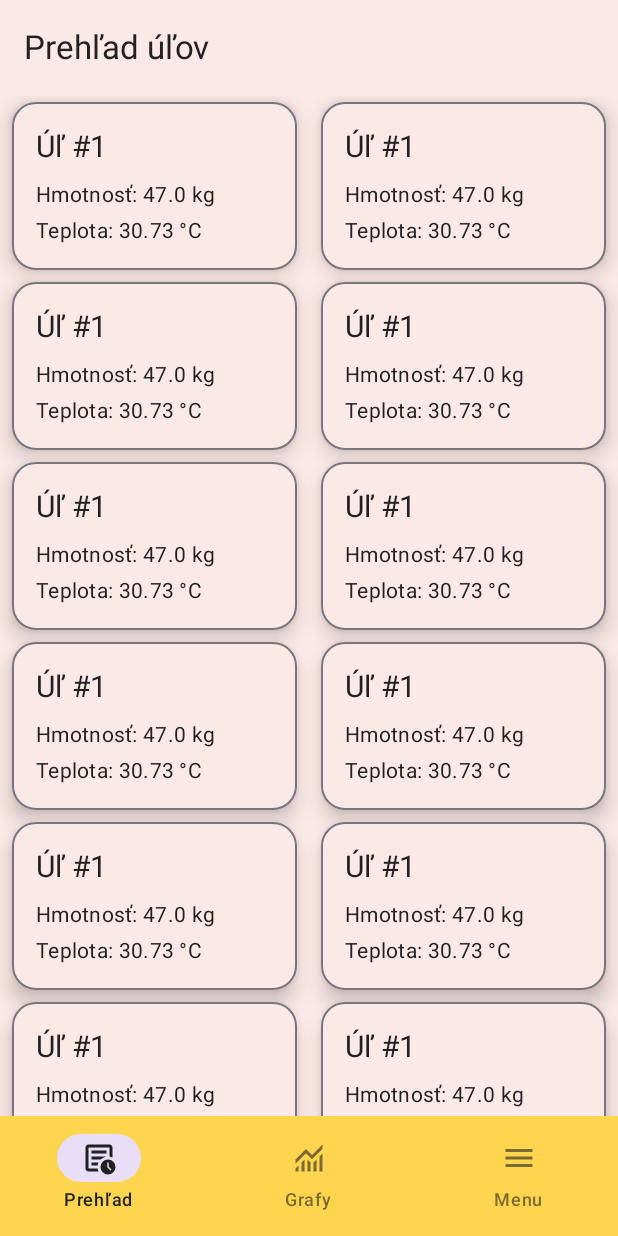
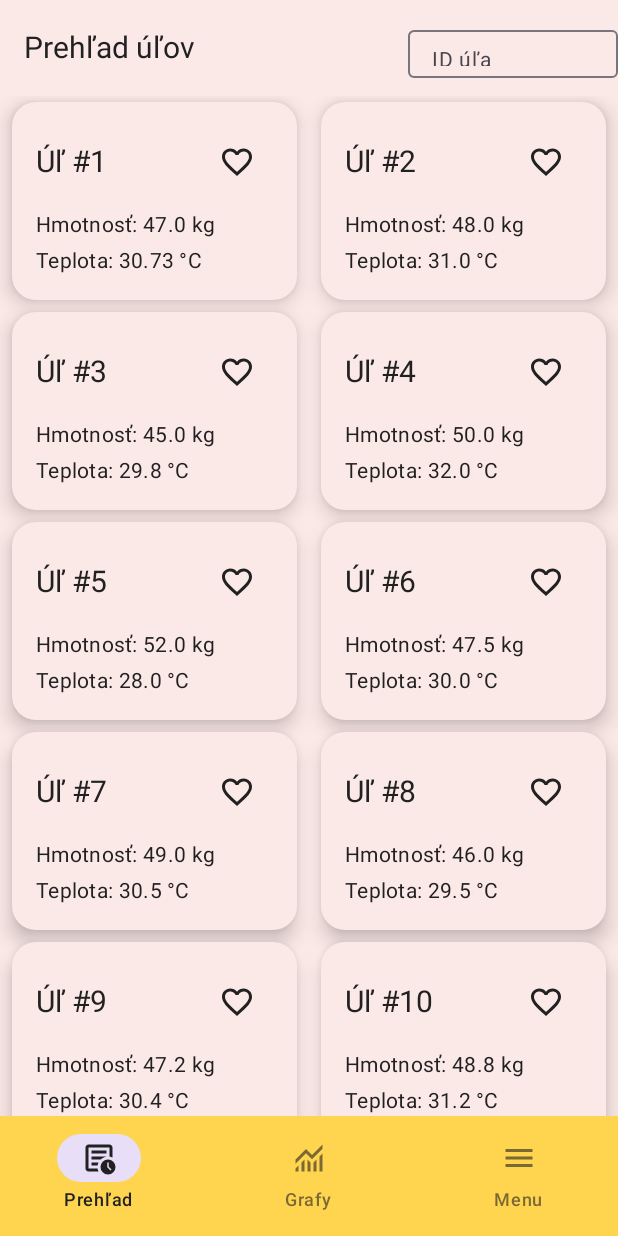
Before and after one commit to Miclah/BeeSense, an Android app built with Jetpack Compose: the screen it shows after launch (MainActivity), on a phone screen of 412 x 824 dp. Run offline under Robolectric (Android 15) with nearby library versions, the phone set to English and light mode, and no system bars.

Commit message:
Basic search functionality and favorite hives sorting
- Implemented a basic search feature that allows filtering hives by their ID.
- Added favorite hives functionality, allowing users to mark/unmark hives as favorites.
- Favorite hives are now always displayed at the top of the list.

```diff
--- a/app/src/main/java/com/beesense/data/repository/HiveRepository.kt
+++ b/app/src/main/java/com/beesense/data/repository/HiveRepository.kt
@@ -9,22 +9,16 @@ class HiveRepository {
         // test data
         return listOf(
             HiveData(1, "03-11-2025 21:28:13", 47f, 30.73f, 26.25f, 20.5f, 26.5f, 101.37f, 75.37f),
-            HiveData(1, "03-11-2025 21:28:13", 47f, 30.73f, 26.25f, humidity = .37f),
-            HiveData(1, "03-11-2025 21:28:13", 47f, 30.73f, 26.25f,  26.5f, weightRight = null, 75.37f),
-            HiveData(1, "03-11-2025 21:28:13", 47f, 30.73f, 26.25f,  weightRight = 40.5f),
-            HiveData(1, "03-11-2025 21:28:13", 47f, 30.73f, 26.25f, 20.5f, 26.5f, 101.37f, 75.37f),
-            HiveData(1, "03-11-2025 21:28:13", 47f, 30.73f, 26.25f, 20.5f, 26.5f, 101.37f, 75.37f),
-            HiveData(1, "03-11-2025 21:28:13", 47f, 30.73f, 26.25f, 20.5f, 26.5f, 101.37f, 75.37f),
-            HiveData(1, "03-11-2025 21:28:13", 47f, 30.73f, 26.25f, 20.5f, 26.5f, 101.37f, 75.37f),
-            HiveData(1, "03-11-2025 21:28:13", 47f, 30.73f, 26.25f, 20.5f, 26.5f, 101.37f, 75.37f),
-            HiveData(1, "03-11-2025 21:28:13", 47f, 30.73f, 26.25f, 20.5f, 26.5f, 101.37f, 75.37f),
-            HiveData(1, "03-11-2025 21:28:13", 47f, 30.73f, 26.25f, 20.5f, 26.5f, 101.37f, 75.37f),
-            HiveData(1, "03-11-2025 21:28:13", 47f, 30.73f, 26.25f, 20.5f, 26.5f, 101.37f, 75.37f),
-            HiveData(1, "03-11-2025 21:28:13", 47f, 30.73f, 26.25f, 20.5f, 26.5f, 101.37f, 75.37f),
-            HiveData(1, "03-11-2025 21:28:13", 47f, 30.73f, 26.25f, 20.5f, 26.5f, 101.37f, 75.37f),
-            HiveData(1, "03-11-2025 21:28:13", 47f, 30.73f, 26.25f, 20.5f, 26.5f, 101.37f, 75.37f),
-            HiveData(1, "03-11-2025 21:28:13", 47f, 30.73f, 26.25f, 20.5f, 26.5f, 101.37f, 75.37f),
-            HiveData(1, "03-11-2025 21:28:13", 47f, 30.73f, 26.25f, 20.5f, 26.5f, 101.37f, 75.37f)
+            HiveData(2, "03-11-2025 22:00:00", 48f, 31.0f, 26.5f, humidity = 0.42f),
+            HiveData(3, "03-11-2025 23:15:00", 45f, 29.8f, 25.5f, weightRight = null),
+            HiveData(4, "03-11-2025 23:59:59", 50f, 32.0f, 28.0f, 21.0f, 27.0f, 102.0f, 78.5f),
+            HiveData(5, "04-11-2025 08:00:00", 52f, 28.0f, 27.0f, 22.0f, 28.0f, 100.5f, null),
+            HiveData(6, "04-11-2025 09:30:30", 47.5f, 30.0f, 26.0f, 20.0f, 26.5f, 101.0f, 76.0f),
+            HiveData(7, "04-11-2025 10:45:00", 49f, 30.5f, 27.0f, 21.5f, 27.5f, 103.0f, 77.0f),
+            HiveData(8, "04-11-2025 12:00:00", 46f, 29.5f, 25.5f, weightLeft = 22.0f, weightRight = 30.0f),
+            HiveData(9, "04-11-2025 14:20:00", 47.2f, 30.4f, 26.7f, 20.5f, 26.7f, 101.8f, 75.5f),
+            HiveData(10, "04-11-2025 16:45:00", 48.8f, 31.2f, 27.3f, 22.5f, 28.5f, 100.8f, null),
+            HiveData(11, "04-11-2025 16:45:00", 48.8f, 31.2f, 27.3f, 22.5f, 28.5f, 100.8f, null)
         )
     }
 }
--- /dev/null
+++ b/app/src/main/java/com/beesense/ui/components/FavoriteDialog.kt
@@ -0,0 +1,28 @@
+package com.beesense.ui.components
+
+import androidx.compose.material3.AlertDialog
+import androidx.compose.material3.Text
+import androidx.compose.material3.TextButton
+import androidx.compose.runtime.Composable
+
+@Composable
+fun FavoriteDialog(
+    onConfirm: () -> Unit,
+    onDismiss: () -> Unit
+) {
+    AlertDialog(
+        onDismissRequest = { onDismiss() },
+        title = { Text("Odstrániť z obľúbených?") },
+        text = { Text("Naozaj chcete odstrániť tento úľ z obľúbených?") },
+        confirmButton = {
+            TextButton(onClick = { onConfirm() }) {
+                Text("Áno")
+            }
+        },
+        dismissButton = {
+            TextButton(onClick = { onDismiss() }) {
+                Text("Nie")
+            }
+        }
+    )
+}
--- a/app/src/main/java/com/beesense/ui/components/HiveCard.kt
+++ b/app/src/main/java/com/beesense/ui/components/HiveCard.kt
@@ -1,15 +1,20 @@
 package com.beesense.ui.components
 
-import androidx.compose.foundation.BorderStroke
 import androidx.compose.foundation.clickable
 import androidx.compose.foundation.layout.Column
+import androidx.compose.foundation.layout.Row
 import androidx.compose.foundation.layout.Spacer
 import androidx.compose.foundation.layout.fillMaxWidth
 import androidx.compose.foundation.layout.height
 import androidx.compose.foundation.layout.padding
 import androidx.compose.foundation.shape.RoundedCornerShape
+import androidx.compose.material.icons.Icons
+import androidx.compose.material.icons.filled.Favorite
+import androidx.compose.material.icons.filled.FavoriteBorder
 import androidx.compose.material3.Card
 import androidx.compose.material3.CardDefaults
+import androidx.compose.material3.Icon
+import androidx.compose.material3.IconButton
 import androidx.compose.material3.MaterialTheme
 import androidx.compose.material3.Text
 import androidx.compose.runtime.Composable
@@ -17,30 +22,56 @@ import androidx.compose.runtime.getValue
 import androidx.compose.runtime.mutableStateOf
 import androidx.compose.runtime.remember
 import androidx.compose.runtime.setValue
+import androidx.compose.ui.Alignment
 import androidx.compose.ui.Modifier
 import androidx.compose.ui.unit.dp
 import androidx.compose.ui.unit.sp
 import com.beesense.data.model.HiveData
 
 @Composable
-fun HiveCard(hiveData: HiveData, modifier: Modifier = Modifier) {
-    var showDialog by remember { mutableStateOf(false) }
+fun HiveCard(
+    hiveData: HiveData,
+    isFavorite: Boolean,
+    onFavoriteToggle: (Int) -> Unit
+) {
+    var showDetailDialog by remember { mutableStateOf(false) }
+    var showFavoriteConfirmation by remember { mutableStateOf(false) }
 
     Card(
-        modifier = modifier
+        modifier = Modifier
             .fillMaxWidth()
             .padding(horizontal = 8.dp, vertical = 4.dp)
-            .clickable { showDialog = true },
+            .clickable { showDetailDialog = true },
         shape = RoundedCornerShape(16.dp),
         elevation = CardDefaults.cardElevation(8.dp),
-        border = BorderStroke(1.dp, MaterialTheme.colorScheme.outline),
         colors = CardDefaults.cardColors(containerColor = MaterialTheme.colorScheme.surface)
     ) {
         Column(modifier = Modifier.padding(16.dp)) {
-            Text(
-                text = "Úľ #${hiveData.id}",
-                style = MaterialTheme.typography.titleLarge.copy(fontSize = 20.sp)
-            )
+            Row(
+                modifier = Modifier.fillMaxWidth(),
+                verticalAlignment = Alignment.CenterVertically
+            ) {
+                Text(
+                    text = "Úľ #${hiveData.id}",
+                    style = MaterialTheme.typography.titleLarge.copy(fontSize = 20.sp),
+                    modifier = Modifier.weight(1f)
+                )
+                IconButton(
+                    onClick = {
+                        if (isFavorite) {
+                            showFavoriteConfirmation = true
+                        } else {
+                            onFavoriteToggle(hiveData.id)
+                        }
+                    }
+                ) {
+                    Icon(
+                        imageVector = if (isFavorite) Icons.Filled.Favorite else Icons.Filled.FavoriteBorder,
+                        contentDescription = "Obľúbený",
+                        tint = if (isFavorite) MaterialTheme.colorScheme.primary else MaterialTheme.colorScheme.onSurface
+                    )
+                }
+            }
             Spacer(modifier = Modifier.height(8.dp))
             Text(
                 text = "Hmotnosť: ${hiveData.totalWeight} kg",
@@ -54,7 +85,17 @@ fun HiveCard(hiveData: HiveData, modifier: Modifier = Modifier) {
         }
     }
 
-    if (showDialog) {
-        HiveDetailDialog(hiveData = hiveData, onDismiss = { showDialog = false })
+    if (showDetailDialog) {
+        HiveDetailDialog(hiveData = hiveData, onDismiss = { showDetailDialog = false })
+    }
+
+    if (showFavoriteConfirmation) {
+        FavoriteDialog (
+            onConfirm = {
+                onFavoriteToggle(hiveData.id)
+                showFavoriteConfirmation = false
+            },
+            onDismiss = { showFavoriteConfirmation = false }
+        )
     }
 }
--- a/app/src/main/java/com/beesense/ui/screens/OverViewScreen.kt
+++ b/app/src/main/java/com/beesense/ui/screens/OverViewScreen.kt
@@ -1,16 +1,18 @@
 package com.beesense.ui.screens
 
-import androidx.compose.foundation.layout.padding
+import androidx.compose.foundation.layout.*
 import androidx.compose.foundation.lazy.grid.GridCells
 import androidx.compose.foundation.lazy.grid.LazyVerticalGrid
 import androidx.compose.foundation.lazy.grid.items
-import androidx.compose.material3.ExperimentalMaterial3Api
-import androidx.compose.material3.Scaffold
-import androidx.compose.material3.TopAppBar
-import androidx.compose.runtime.Composable
-import androidx.compose.runtime.collectAsState
+import androidx.compose.foundation.text.KeyboardOptions
+import androidx.compose.material3.*
+import androidx.compose.runtime.*
+import androidx.compose.runtime.saveable.rememberSaveable
+import androidx.compose.ui.Alignment
 import androidx.compose.ui.Modifier
+import androidx.compose.ui.text.input.KeyboardType
 import androidx.compose.ui.unit.dp
+import androidx.compose.ui.unit.sp
 import androidx.lifecycle.viewmodel.compose.viewModel
 import com.beesense.ui.components.HiveCard
 import com.beesense.viewmodel.HiveViewModel
@@ -19,22 +21,60 @@ import com.beesense.viewmodel.HiveViewModel
 @Composable
 fun OverviewScreen(viewModel: HiveViewModel = viewModel()) {
     val hiveDataState = viewModel.hiveData.collectAsState()
+    var searchQuery by remember { mutableStateOf("") }
+    var favoriteHives by rememberSaveable { mutableStateOf(setOf<Int>()) }
 
     Scaffold(
         topBar = {
             TopAppBar(
                 title = {
-                    androidx.compose.material3.Text("Prehľad úľov")
-                },
+                    Row(
+                        modifier = Modifier.fillMaxWidth(),
+                        verticalAlignment = Alignment.CenterVertically
+                    ) {
+                        Text(
+                            text = "Prehľad úľov",
+                            fontSize = 20.sp,
+                            modifier = Modifier.weight(1f)
+                        )
+                        Spacer(modifier = Modifier.width(8.dp))
+                        OutlinedTextField(
+                            value = searchQuery,
+                            onValueChange = { searchQuery = it },
+                            label = { Text("ID úľa", fontSize = 14.sp) },
+                            singleLine = true,
+                            textStyle = androidx.compose.ui.text.TextStyle(fontSize = 16.sp),
+                            keyboardOptions = KeyboardOptions.Default.copy(keyboardType = KeyboardType.Number),
+                            modifier = Modifier
+                                .width(140.dp)
+                                .height(40.dp)
+                                .align(Alignment.CenterVertically)
+                        )
+                    }
+                }
             )
         }
     ) { padding ->
+        val filteredHives = hiveDataState.value
+            .filter { hive -> searchQuery.isBlank() || hive.id.toString().contains(searchQuery) }
+            .sortedByDescending { it.id in favoriteHives }
+
         LazyVerticalGrid(
             columns = GridCells.Adaptive(minSize = 180.dp),
             modifier = Modifier.padding(padding)
         ) {
-            items(hiveDataState.value) { hiveData ->
-                HiveCard(hiveData = hiveData)
+            items(filteredHives) { hiveData ->
+                HiveCard(
+                    hiveData = hiveData,
+                    isFavorite = hiveData.id in favoriteHives,
+                    onFavoriteToggle = { hiveId ->
+                        favoriteHives = if (hiveId in favoriteHives) {
+                            favoriteHives - hiveId
+                        } else {
+                            favoriteHives + hiveId
+                        }
+                    }
+                )
             }
         }
     }
```
